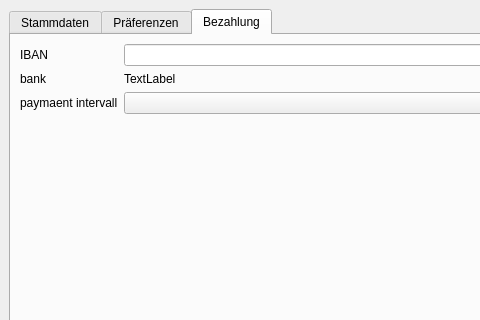
The window that PR8/mainwindow.ui (RaufasertapetenEnjoyer/MMI-_und_GUI_Programmierung) describes before a commit, drawn with Qt 5; both pictures show x 0 to 480 and y 0 to 320 of the 800 by 600 pixel window.
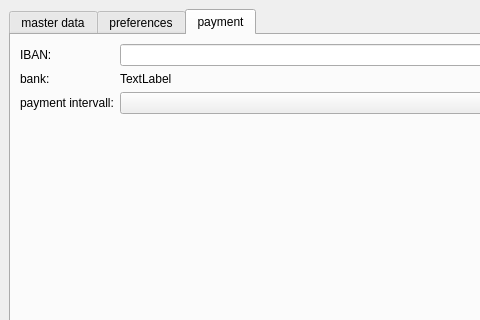
The same window after the commit. The open tabs and pages were chosen to show the change.

Commit message: Alles fertig

What changed in the file:
```diff
--- a/PR8/mainwindow.ui
+++ b/PR8/mainwindow.ui
@@ -25,7 +25,7 @@
       </property>
       <widget class="QWidget" name="Stammdaten">
        <attribute name="title">
-        <string>Stammdaten</string>
+        <string>master data</string>
        </attribute>
        <layout class="QVBoxLayout" name="verticalLayout_4">
         <item>
@@ -73,7 +73,7 @@
       </widget>
       <widget class="QWidget" name="Praeferenzen">
        <attribute name="title">
-        <string>Präferenzen</string>
+        <string>preferences</string>
        </attribute>
        <layout class="QVBoxLayout" name="verticalLayout_3">
         <item>
@@ -150,7 +150,7 @@
       </widget>
       <widget class="QWidget" name="Bezahlung">
        <attribute name="title">
-        <string>Bezahlung</string>
+        <string>payment</string>
        </attribute>
        <layout class="QVBoxLayout" name="verticalLayout_2">
         <item>
@@ -158,7 +158,7 @@
           <item row="0" column="0">
            <widget class="QLabel" name="ibanLabel">
             <property name="text">
-             <string>IBAN</string>
+             <string>IBAN:</string>
             </property>
            </widget>
           </item>
@@ -168,7 +168,7 @@
           <item row="1" column="0">
            <widget class="QLabel" name="bankLabel">
             <property name="text">
-             <string>bank</string>
+             <string>bank:</string>
             </property>
            </widget>
           </item>
@@ -182,7 +182,7 @@
           <item row="2" column="0">
            <widget class="QLabel" name="paymentIntervallLabel">
             <property name="text">
-             <string>paymaent intervall</string>
+             <string>payment intervall:</string>
             </property>
            </widget>
           </item>
```
Left out of the diff: 18 changed lines with no effect on the pictures.
